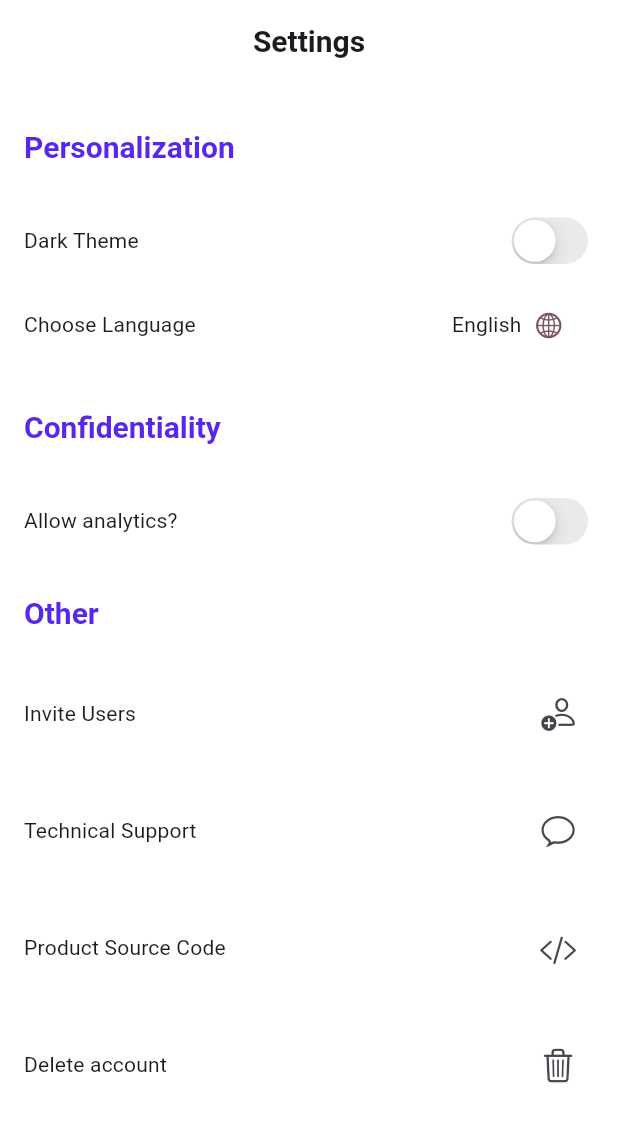
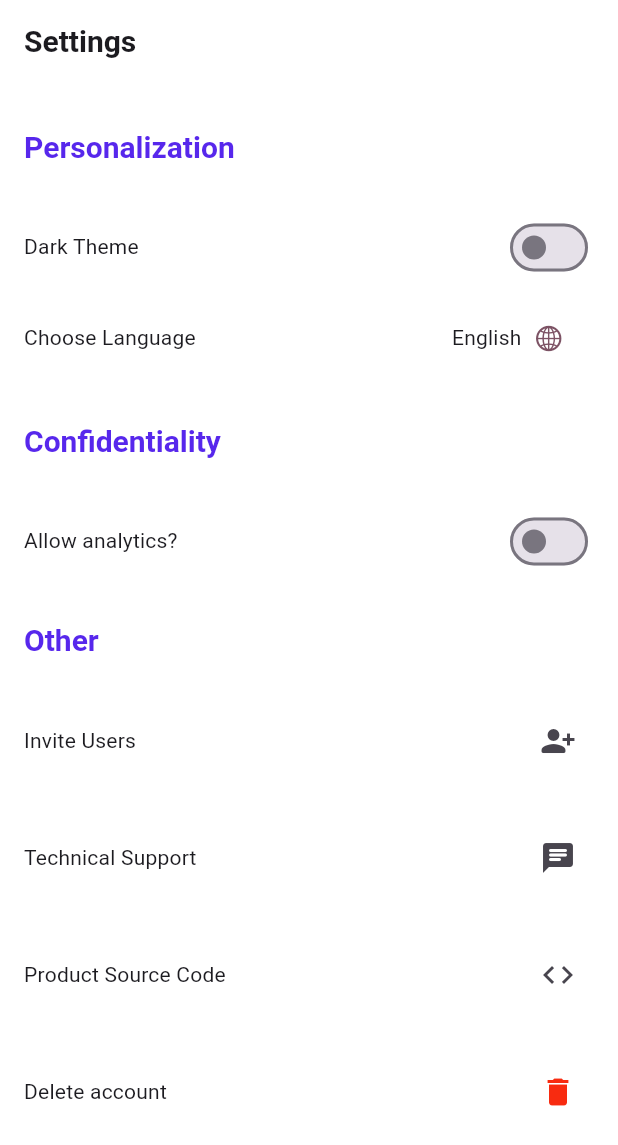
Before and after one commit to EgorSborschikov/ComfortConfy, a Flutter app: the SettingsPage screen opened directly, on a phone screen of 412 x 824 dp. Shown: the top 1145 px of the screen. Run offline on Flutter 3.47's test engine with Material 3 defaults, Android fonts, the phone set to English and light mode, and no system bars; our stand-ins replace device_preview, flutter_svg, shared_preferences, supabase_flutter; missing offline and left inert: clipboard, stream_video, stream_video_flutter; accounts and stored records are empty; generated files the repository leaves out were written again; network calls fail; Roboto replaces fonts that are missing (Kokoro, Ubuntu).

Commit message:
fixed bugs & add a more native widgets & add conference module & web test

```diff
--- a/lib/components/platform/platform.dart
+++ b/lib/components/platform/platform.dart
@@ -6,3 +6,4 @@ export 'android_float_action_button.dart';
 export 'android_create_conference_modal_bottom_sheet.dart';
 export 'ios_create_conference_sheet_action.dart';
 export 'platform_support_dialog.dart';
+export 'platform_switch.dart';
--- a/lib/components/platform/platform_bottom_navigation_bar.dart
+++ b/lib/components/platform/platform_bottom_navigation_bar.dart
@@ -17,6 +17,7 @@ class PlatformBottomNavigationBar extends StatelessWidget {
   @override
   Widget build(BuildContext context) {
     final theme = Theme.of(context);
+
     if (theme.isMaterial) {
       return BottomNavigationBar(
         backgroundColor: theme.scaffoldBackgroundColor,
--- /dev/null
+++ b/lib/components/platform/platform_switch.dart
@@ -0,0 +1,30 @@
+import 'package:comfort_confy/themes/themes.dart';
+import 'package:flutter/cupertino.dart';
+import 'package:flutter/material.dart';
+
+class PlatformSwitch extends StatelessWidget{
+  final bool value;
+  final ValueChanged<bool> onChanged;
+
+  const PlatformSwitch({super.key, required this.value, required this.onChanged});
+
+  @override
+  Widget build(BuildContext context) {
+    final theme = Theme.of(context);
+
+    if(theme.isMaterial) {
+      return Switch(
+        value: value,
+        onChanged: onChanged,
+        activeColor: theme.primaryColor,
+      );
+    } else {
+      return CupertinoSwitch(
+        value: value,
+        onChanged: onChanged,
+        activeColor: CupertinoColors.activeGreen,
+        inactiveTrackColor: CupertinoColors.inactiveGray,
+      );
+    }
+  }
+}
--- a/lib/features/register/view/register_page.dart
+++ b/lib/features/register/view/register_page.dart
@@ -30,7 +30,7 @@ class _RegisterPageState extends State<RegisterPage> {
     final password = _password_controller.text;
     final confirm_password = _password_confirm_controller.text;
 
-    if(password == confirm_password) {
+    if(password == confirm_password && email != 0 && password != 0) {
       try {
         authService.signUpWithEmailPassword(
           email,
--- a/lib/features/settings/view/settings_page.dart
+++ b/lib/features/settings/view/settings_page.dart
@@ -1,4 +1,4 @@
-import 'package:comfort_confy/components/platform/platform_bottom_navigation_bar.dart';
+import 'package:comfort_confy/components/platform/platform.dart';
 import 'package:flutter/material.dart';
 import 'package:flutter_gen/gen_l10n/app_localizations.dart';
 import '../widgets/settings_option.dart';
@@ -11,21 +11,13 @@ class SettingsPage extends StatefulWidget {
 }
 
 class _SettingsPageState extends State<SettingsPage> {
-  //final int _selectedIndex = 2;
-  //final AnalyticsService _analyticsService = AnalyticsService();
 
   @override
   Widget build(BuildContext context) {
     return Scaffold(
       backgroundColor: Theme.of(context).colorScheme.surface,
-      appBar: AppBar(
-        automaticallyImplyLeading: false,
-        title: Text(
-          AppLocalizations.of(context)!.settings,
-          style: Theme.of(context).textTheme.headlineLarge,
-        ),
-        centerTitle: true,
-        backgroundColor: Theme.of(context).scaffoldBackgroundColor,
+      appBar: PlatformAppBar(
+        title: AppLocalizations.of(context)!.settings,
       ),
       body: SafeArea(
         child: Padding(
--- a/lib/features/settings/widgets/settings_option.dart
+++ b/lib/features/settings/widgets/settings_option.dart
@@ -59,13 +59,12 @@ class _SettingsOptionsState extends State<SettingsOptions> {
               AppLocalizations.of(context)!.onDarkTheme,
               style: Theme.of(context).textTheme.titleMedium,
             ),
-            CupertinoSwitch(
+            PlatformSwitch(
               value: Provider.of<ThemeProvider>(context).isDarkTheme,
               onChanged: (value) {
                 Provider.of<ThemeProvider>(context, listen: false)
                   .ToggleTheme(bool, value);
               },
-              activeColor: theme.isCupertino ? theme.primaryColor : CupertinoColors.activeGreen,
             ),
           ],
         ),
@@ -95,13 +94,12 @@ class _SettingsOptionsState extends State<SettingsOptions> {
               AppLocalizations.of(context)!.allowAnalytics,
               style: Theme.of(context).textTheme.titleMedium,
             ),
-            CupertinoSwitch(
+            PlatformSwitch(
               value: Provider.of<ThemeProvider>(context).isAnalyticsEnabled,
               onChanged: (value) {
                 Provider.of<ThemeProvider>(context, listen: false).ToggleAnalytics(value);
                 widget.onAnalyticsSwitchChanged(value); // Call the callback
               },
-              activeColor: theme.isCupertino ? theme.primaryColor : CupertinoColors.activeGreen,
             ),
           ],
         ),
@@ -120,12 +118,14 @@ class _SettingsOptionsState extends State<SettingsOptions> {
               AppLocalizations.of(context)!.inviteUsers,
               style: Theme.of(context).textTheme.titleMedium,
             ),
-            Spacer(),
+            const Spacer(),
             IconButton(
               onPressed: () {
                 _copyToClipboard('https://github.com/EgorSborschikov/comfort_confy');
               },
-              icon: const Icon(CupertinoIcons.person_add)
+              icon: Icon(
+                theme.isMaterial ? Icons.person_add_alt_1_rounded : CupertinoIcons.person_add,
+              ),
             ),
           ],
         ),
@@ -147,7 +147,9 @@ class _SettingsOptionsState extends State<SettingsOptions> {
                   },
                 );
               },
-              icon: const Icon(CupertinoIcons.chat_bubble)
+              icon: Icon(
+                theme.isMaterial ? Icons.chat_rounded : CupertinoIcons.chat_bubble,
+              ),
             ),
           ],
         ),
@@ -164,7 +166,9 @@ class _SettingsOptionsState extends State<SettingsOptions> {
               onPressed: () {
                 _launchURL('https://github.com/EgorSborschikov/comfort_confy');
               },
-              icon: const Icon(CupertinoIcons.chevron_left_slash_chevron_right)
+              icon: Icon(
+                theme.isMaterial ? Icons.code : CupertinoIcons.chevron_left_slash_chevron_right,
+              ),
             ),
           ],
         ),
@@ -181,7 +185,10 @@ class _SettingsOptionsState extends State<SettingsOptions> {
               onPressed: () {
 
               },
-              icon: const Icon(CupertinoIcons.delete)
+              icon: Icon(
+                theme.isMaterial ? Icons.delete : CupertinoIcons.delete,
+                color: theme.cupertinoAlertColor,
+              ),
             ),
           ],
         ),
--- a/lib/services/supabase_services/auth_gate.dart
+++ b/lib/services/supabase_services/auth_gate.dart
@@ -1,5 +1,4 @@
 import 'package:comfort_confy/components/platform/platform.dart';
-import 'package:comfort_confy/features/register/view/register_page.dart';
 import 'package:flutter/material.dart';
 import 'package:supabase_flutter/supabase_flutter.dart';
 import '../../features/home/view/home_page.dart';
```
Also changed, not shown: lib/components/platform/android_create_conference_modal_bottom_sheet.dart (+23 -1 lines), lib/components/platform/ios_create_conference_sheet_action.dart (+24 -3 lines), lib/components/platform/platform_support_dialog.dart (+31 -6 lines), lib/features/conference/view/conference_page.dart (+62 -3 lines), lib/features/conference_history/widgets/conference_route.dart (added, +24 -0 lines), lib/features/conference_search/view/conference_search_page.dart (+4 -10 lines), lib/features/home/view/home_page.dart (+6 -3 lines), lib/main.dart (+12 -7 lines), pubspec.yaml (+4 -3 lines), pubspec.lock, 6 other files.
